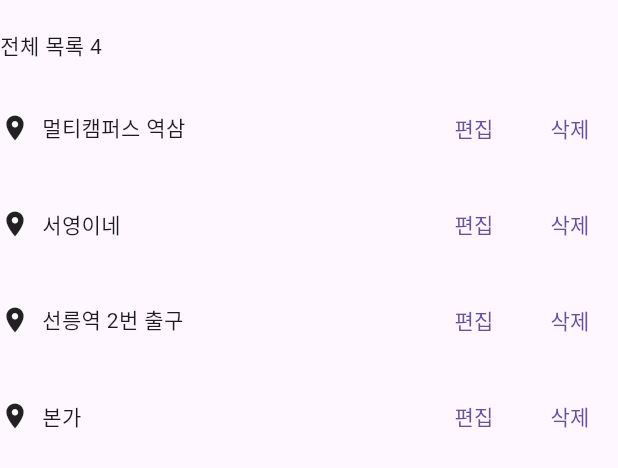
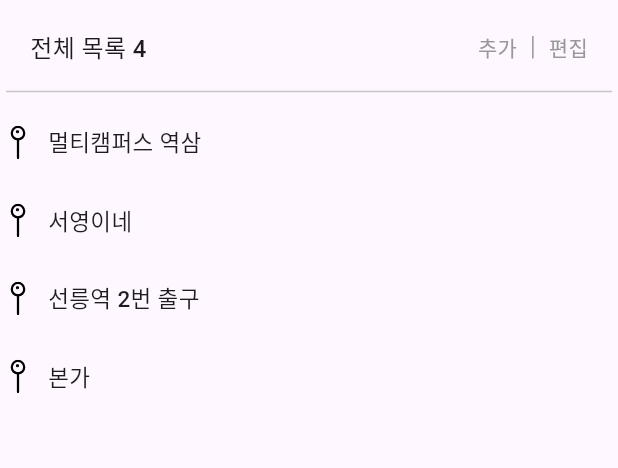
Before and after one commit to chtoqur/gilin, a Flutter app: the MyplaceScreen widget shown alone on an empty page, opened directly, on a phone screen of 412 x 824 dp. Shown: the top 468 px of the screen. Run offline on Flutter 3.47's test engine with Material 3 defaults, Android fonts, the phone set to English and light mode, and no system bars; our stand-ins replace flutter_riverpod, flutter_svg, gap, go_router; missing offline and left inert: flutter_naver_map.

Commit message:
feat: route 메인 화면 수정 및 lint 설정

```diff
--- a/front/lib/screens/main_screen.dart
+++ b/front/lib/screens/main_screen.dart
@@ -15,7 +15,7 @@ class MainScreen extends ConsumerWidget {
 
   @override
   Widget build(BuildContext context, WidgetRef ref) {
-    final currentIndex = ref.watch(bottomNavProvider);
+    var currentIndex = ref.watch(bottomNavProvider);
 
     return Scaffold(
       body: SafeArea(
@@ -24,7 +24,7 @@ class MainScreen extends ConsumerWidget {
       bottomNavigationBar: showBottomNav ? BottomNavigationBar(
         currentIndex: currentIndex,
         onTap: (index) {
-          final routes = ['/route', '/schedule', '/alert', '/mypage'];
+          var routes = ['/route', '/schedule', '/alert', '/mypage'];
           ref.read(bottomNavProvider.notifier).navigateToPage(
             context,
             index,
--- a/front/lib/screens/route/myplace_screen.dart
+++ /dev/null
@@ -1,34 +0,0 @@
-import 'package:flutter/material.dart';
-import 'package:gilin/widgets/route/location_item.dart';
-
-class MyplaceScreen extends StatelessWidget {
-  const MyplaceScreen({Key? key}) : super(key: key);
-
-  @override
-  Widget build(BuildContext context) {
-    return Column(
-      crossAxisAlignment: CrossAxisAlignment.start,
-      children: [
-        const SizedBox(height: 20),
-        const Text('전체 목록 4'),
-        const SizedBox(height: 12),
-        LocationItem(
-          title: '멀티캠퍼스 역삼',
-          onTap: () {},
-        ),
-        LocationItem(
-          title: '서영이네',
-          onTap: () {},
-        ),
-        LocationItem(
-          title: '선릉역 2번 출구',
-          onTap: () {},
-        ),
-        LocationItem(
-          title: '본가',
-          onTap: () {},
-        ),
-      ],
-    );
-  }
-}
--- a/front/lib/state/router/router_provider.dart
+++ b/front/lib/state/router/router_provider.dart
@@ -1,4 +1,3 @@
-import 'package:flutter/material.dart';
 import 'package:flutter_riverpod/flutter_riverpod.dart';
 import 'package:go_router/go_router.dart';
 import 'package:gilin/screens/alert/alert_screen.dart';
@@ -13,9 +12,9 @@ final routerProvider = Provider<GoRouter>((ref) {
     routes: [
       ShellRoute(
         builder: (context, state, child) => MainScreen(
+          // 네브바가 없어야 하는 페이지
+          showBottomNav: !state.uri.path.contains('/test'),
           child: child,
-          // 네브바가 없어야 하는 페이지 설정
-          showBottomNav: !state.uri.path.contains('/test'),
         ),
         routes: [
           GoRoute(
--- a/front/lib/widgets/route/location_item.dart
+++ b/front/lib/widgets/route/location_item.dart
@@ -1,5 +1,6 @@
 // widgets/location_item.dart
 import 'package:flutter/material.dart';
+import 'package:flutter_svg/svg.dart';
 
 class LocationItem extends StatelessWidget {
   final String title;
@@ -16,19 +17,22 @@ class LocationItem extends StatelessWidget {
     return InkWell(
       onTap: onTap,
       child: Padding(
-        padding: const EdgeInsets.symmetric(vertical: 8),
+        padding: const EdgeInsets.symmetric(vertical: 4),
         child: Row(
           children: [
-            const Icon(Icons.place, size: 20),
+            SvgPicture.asset(
+              'assets/images/icons/pin_2.svg',
+              width: 24,
+              height: 24,
+            ),
             const SizedBox(width: 8),
-            Expanded(child: Text(title)),
-            TextButton(
-              onPressed: () {},
-              child: const Text('편집'),
-            ),
-            TextButton(
-              onPressed: () {},
-              child: const Text('삭제'),
+            Expanded(
+              child: Text(title,
+                style: const TextStyle(
+                  fontSize: 15,
+                  fontWeight: FontWeight.w500,
+                ),
+              )
             ),
           ],
         ),
--- /dev/null
+++ b/front/lib/widgets/route/myplace_screen.dart
@@ -0,0 +1,88 @@
+import 'package:flutter/material.dart';
+import 'package:gap/gap.dart';
+import 'package:gilin/widgets/route/location_item.dart';
+
+class MyplaceScreen extends StatelessWidget {
+  const MyplaceScreen({Key? key}) : super(key: key);
+
+  @override
+  Widget build(BuildContext context) {
+    return Center(
+      child: Column(
+        crossAxisAlignment: CrossAxisAlignment.start,
+        children: [
+          const Gap(20),
+          const Center(
+            child: SizedBox(
+              width: 372,
+              height: 23,
+              child: Row(
+                mainAxisSize: MainAxisSize.min,
+                mainAxisAlignment: MainAxisAlignment.spaceBetween,
+                crossAxisAlignment: CrossAxisAlignment.center,
+                children: [
+                  Text(
+                    '전체 목록 4',  // 추후 수정: 목록 count
+                    style: TextStyle(
+                      fontSize: 16,
+                      fontWeight: FontWeight.w500,
+                    ),
+                  ),
+                  Row(  // 클릭 시 추가/편집 화면으로 이동
+                    children: [
+                      Text(
+                        '추가',
+                        style: TextStyle(
+                          fontSize: 14,
+                          fontWeight: FontWeight.w500,
+                          color: Color(0xFF979797)
+                        ),
+                      ),
+                      Gap(3),
+                      VerticalDivider(
+                        width: 15,    // divider를 포함한 전체 너비
+                        thickness: 1, // 실제 선의 두께
+                        indent: 4,    // 위쪽 여백
+                        endIndent: 4, // 아래쪽 여백
+                        color: Color(0xFF979797),
+                      ),
+                      Gap(3),
+                      Text(
+                        '편집',
+                        style: TextStyle(
+                            fontSize: 14,
+                            fontWeight: FontWeight.w500,
+                            color: Color(0xFF979797)
+                        ),
+                      ),
+                    ],
+                  )
+                ],
+              )
+            ),
+          ),
+          const Gap(10),
+          const Divider(
+            color: Color(0xFFC7C5C5),
+            thickness: 1,
+            indent: 4,                // 좌측 여백
+            endIndent: 4,             // 우측 여백
+          ),
+          const Gap(10),
+          SizedBox(
+            height: 300,
+            child: ListView.separated(
+              padding: const EdgeInsets.all(0),
+              itemBuilder: (context, index) {
+                final titles = ['멀티캠퍼스 역삼', '서영이네', '선릉역 2번 출구', '본가'];
+                return LocationItem(title: titles[index], onTap: () {});
+              },
+              separatorBuilder: (context, index) => const Gap(20),
+              itemCount: 4
+            ),
+          )
+        ],
+      ),
+    );
+  }
+}
--- a/front/lib/widgets/route/route_bottom_sheet.dart
+++ b/front/lib/widgets/route/route_bottom_sheet.dart
@@ -86,7 +86,7 @@ class _RouteBottomSheetState extends State<RouteBottomSheet> {
         },
         child: Container(
           decoration: BoxDecoration(
-            color: Colors.white,
+            color: const Color(0xffF8F5F0),
             borderRadius: const BorderRadius.vertical(
               top: Radius.circular(20),
             ),
--- a/front/pubspec.yaml
+++ b/front/pubspec.yaml
@@ -42,7 +42,6 @@ dependencies:
   flutter_svg: ^2.0.13
   gap: ^3.0.1
 
-
 dev_dependencies:
   flutter_test:
     sdk: flutter
@@ -73,6 +72,7 @@ flutter:
   assets:
     - assets/images/
     - assets/images/streamline/
+    - assets/images/icons/
 #    - assets/font/pdf/
 #    - assets/lottie/
 
```
Also changed, not shown: front/analysis_options.yaml (+23 -1 lines), front/lib/main.dart (+17 -17 lines), front/lib/screens/route/myroute_screen.dart (deleted, +0 -58 lines), front/lib/screens/route/route_screen.dart (+57 -15 lines), front/lib/widgets/route/myroute_screen.dart (added, +101 -0 lines), front/lib/widgets/route/route_item.dart (added, +61 -0 lines), front/assets/images/icons/pin.svg (added), front/assets/images/icons/pin_2.svg (added), front/assets/images/icons/road.svg (added), front/assets/images/icons/road_2.svg (added), 1 other file.
